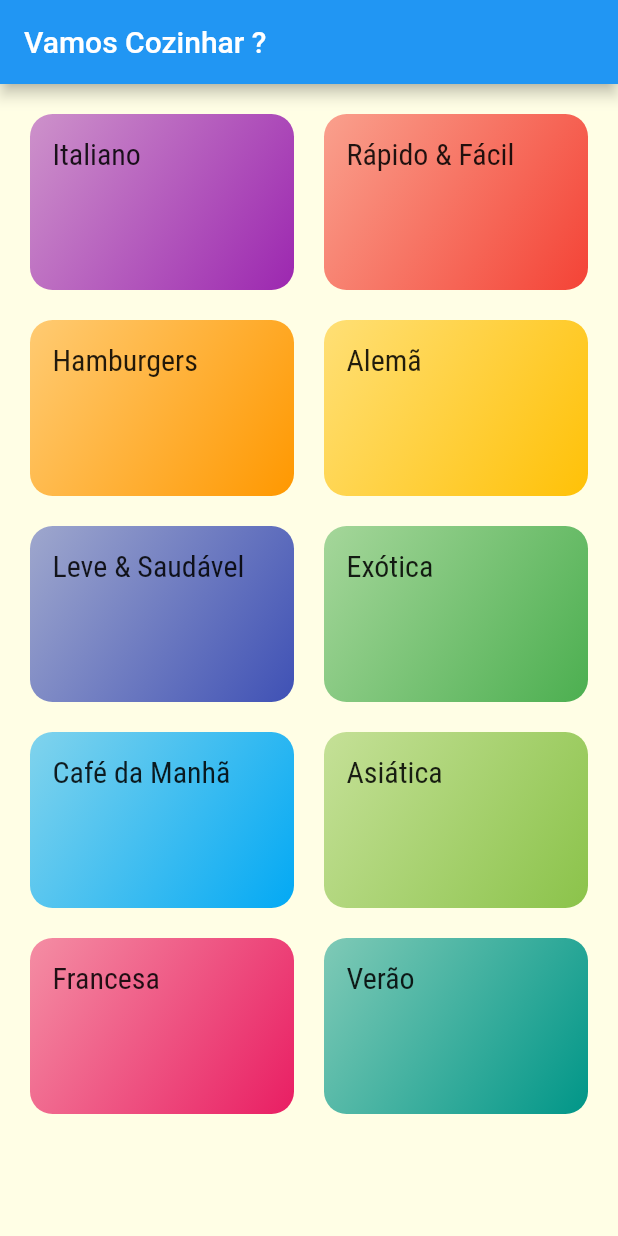
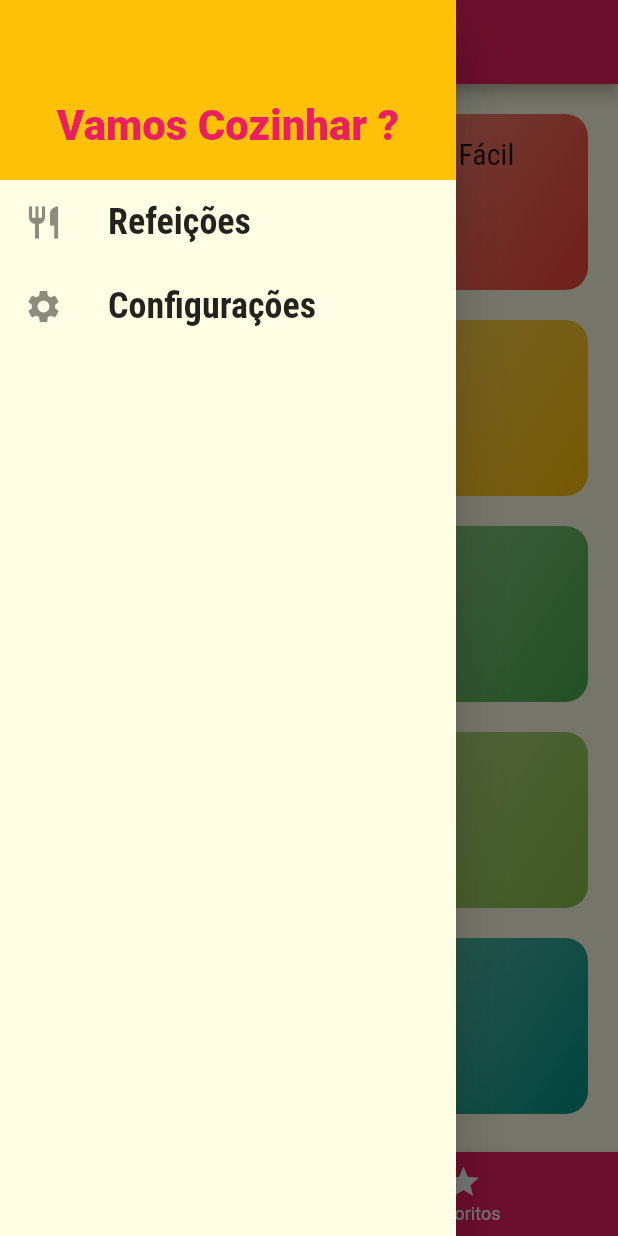
Before and after one commit to ramosnilmar/food-recipes, a Flutter app: the screen it shows after launch, with the side drawer open (before the commit the screen has no drawer), on a phone screen of 412 x 824 dp. Run offline on Flutter 3.47's test engine with Material 2 defaults, Android fonts, the light colour scheme and no system bars.

Commit message:
add drawer widget in App

```diff
--- /dev/null
+++ b/lib/components/main_drawer.dart
@@ -0,0 +1,62 @@
+import 'package:ecommerce_app/utils/app_routes.dart';
+import 'package:flutter/material.dart';
+
+class MainDrawer extends StatelessWidget {
+  const MainDrawer({super.key});
+
+  Widget _createItem(
+      {required IconData icon,
+      required String label,
+      required Function onTap}) {
+    return ListTile(
+      leading: Icon(
+        icon,
+        size: 26,
+      ),
+      title: Text(
+        label,
+        style: const TextStyle(
+          fontFamily: 'RobotoCondensed',
+          fontSize: 24,
+          fontWeight: FontWeight.bold,
+        ),
+      ),
+      onTap: () => onTap(),
+    );
+  }
+
+  @override
+  Widget build(BuildContext context) {
+    return Drawer(
+      child: Column(
+        children: <Widget>[
+          Container(
+            height: 120,
+            width: double.infinity,
+            padding: const EdgeInsets.all(20),
+            color: Theme.of(context).colorScheme.secondary,
+            alignment: Alignment.bottomCenter,
+            child: Text(
+              'Vamos Cozinhar ?',
+              style: TextStyle(
+                fontWeight: FontWeight.w900,
+                fontSize: 28,
+                color: Theme.of(context).primaryColor,
+              ),
+            ),
+          ),
+          _createItem(
+            icon: Icons.restaurant,
+            label: 'Refeições',
+            onTap: () => Navigator.of(context).pushNamed(AppRoutes.home),
+          ),
+          _createItem(
+            icon: Icons.settings,
+            label: 'Configurações',
+            onTap: () => Navigator.of(context).pushNamed(AppRoutes.settings),
+          ),
+        ],
+      ),
+    );
+  }
+}
--- a/lib/main.dart
+++ b/lib/main.dart
@@ -1,6 +1,7 @@
 import 'package:ecommerce_app/screens/categories_meals_screen.dart';
-import 'package:ecommerce_app/screens/categories_screen.dart';
 import 'package:ecommerce_app/screens/meal_details_screen.dart';
+import 'package:ecommerce_app/screens/settings_screen.dart';
+import 'package:ecommerce_app/screens/tabs_screen.dart';
 import 'package:ecommerce_app/utils/app_routes.dart';
 import 'package:flutter/material.dart';
 
@@ -12,6 +13,7 @@ class MyApp extends StatelessWidget {
   @override
   Widget build(BuildContext context) {
     return MaterialApp(
+      debugShowCheckedModeBanner: false,
       title: 'Vamos Cozinhar ?',
       theme: ThemeData(
         primarySwatch: Colors.pink,
@@ -27,9 +29,10 @@ class MyApp extends StatelessWidget {
             )),
       ),
       routes: {
-        AppRoutes.home: (context) => const CategoriesScreen(),
+        AppRoutes.home: (context) => const TabScreen(),
         AppRoutes.categoriesMeals: (context) => const CategoriesMealsScreen(),
         AppRoutes.mealDetail: (context) => const MealDetalisScrees(),
+        AppRoutes.settings: (context) => const SettingScreen(),
       },
     );
   }
--- a/lib/screens/categories_screen.dart
+++ b/lib/screens/categories_screen.dart
@@ -7,9 +7,7 @@ class CategoriesScreen extends StatelessWidget {
 
   @override
   Widget build(BuildContext context) {
-    return Scaffold(
-      appBar: AppBar(title: const Text("Vamos Cozinhar ?")),
-      body: GridView(
+    return GridView(
       padding: const EdgeInsets.all(20),
       gridDelegate: const SliverGridDelegateWithMaxCrossAxisExtent(
         maxCrossAxisExtent: 200,
@@ -20,7 +18,6 @@ class CategoriesScreen extends StatelessWidget {
       children: DUMMY_CATEGORIES.map((cat) {
         return CategoryItem(category: cat);
       }).toList(),
-      ),
     );
   }
 }
--- /dev/null
+++ b/lib/screens/tabs_screen.dart
@@ -0,0 +1,64 @@
+import 'package:ecommerce_app/components/main_drawer.dart';
+import 'package:ecommerce_app/screens/categories_screen.dart';
+import 'package:ecommerce_app/screens/favorite_screen.dart';
+import 'package:flutter/material.dart';
+
+class TabScreen extends StatefulWidget {
+  const TabScreen({super.key});
+
+  @override
+  State<TabScreen> createState() => _TabScreenState();
+}
+
+class _TabScreenState extends State<TabScreen> {
+  int _selectedScreenIndex = 0;
+
+  final List<Map<String, dynamic>> _screens = [
+    {
+      'title': 'Lista de Categorias',
+      'screen': const CategoriesScreen(),
+    },
+    {
+      'title': 'Meus Favoritos',
+      'screen': const FavoriteScreen(),
+    },
+  ];
+
+  _selectScreen(int index) {
+    setState(() {
+      _selectedScreenIndex = index;
+    });
+  }
+
+  @override
+  Widget build(BuildContext context) {
+    return Scaffold(
+      drawer: const MainDrawer(),
+      appBar: AppBar(
+        backgroundColor: Theme.of(context).primaryColor,
+        centerTitle: true,
+        title: Text(
+          _screens[_selectedScreenIndex]['title'],
+        ),
+      ),
+      body: _screens[_selectedScreenIndex]['screen'],
+      bottomNavigationBar: BottomNavigationBar(
+        onTap: _selectScreen,
+        backgroundColor: Theme.of(context).primaryColor,
+        selectedItemColor: Theme.of(context).colorScheme.secondary,
+        unselectedItemColor: Colors.white,
+        currentIndex: _selectedScreenIndex,
+        items: const [
+          BottomNavigationBarItem(
+            icon: Icon(Icons.category),
+            label: 'Categorias',
+          ),
+          BottomNavigationBarItem(
+            icon: Icon(Icons.star),
+            label: 'Favoritos',
+          ),
+        ],
+      ),
+    );
+  }
+}
--- a/lib/utils/app_routes.dart
+++ b/lib/utils/app_routes.dart
@@ -2,4 +2,5 @@ class AppRoutes {
   static const home = '/';
   static const categoriesMeals = '/categories-meals';
   static const mealDetail = '/meals-detail';
+  static const settings = '/settings';
 }
```
Also changed, not shown: lib/screens/favorite_screen.dart (added, +12 -0 lines), lib/screens/meal_details_screen.dart (+25 -2 lines), lib/screens/settings_screen.dart (added, +14 -0 lines). Lines whose indentation alone changed are shown as unchanged.
